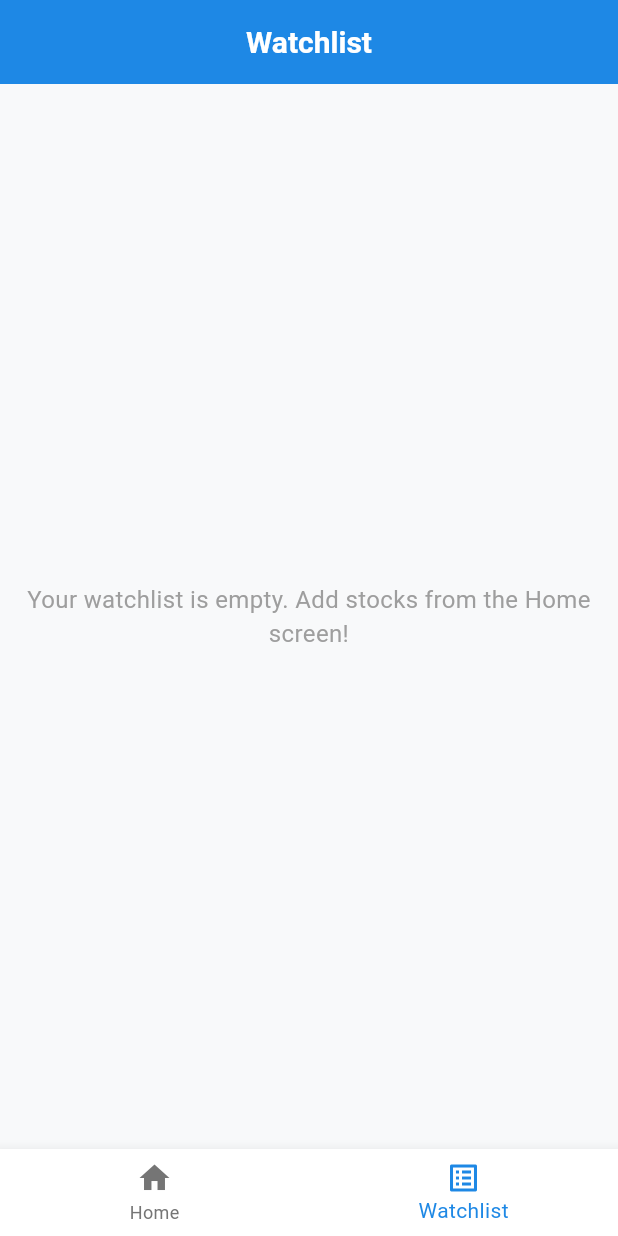
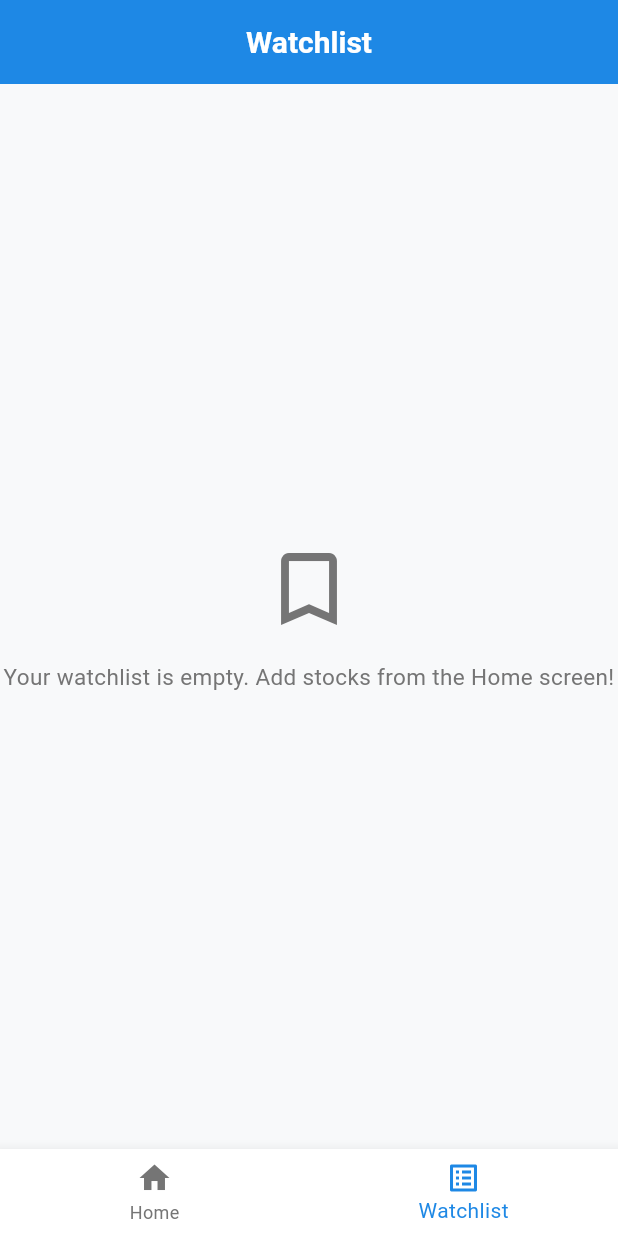
Before and after one commit to MohamdAshiq/stockly, a Flutter app: the screen it shows after launch, item 2 of the bottom bar chosen, on a phone screen of 412 x 824 dp. Run offline on Flutter 3.47's test engine with Material 3 defaults, Android fonts, the phone set to English and light mode, and no system bars; our stand-ins replace dio, equatable, flutter_bloc, flutter_dotenv, hive, hive_flutter and 2 more; accounts and stored records are empty.

Commit message:
feat(watchlist): implement watchlist feature with BLoC and Hive integration
- Add WatchlistRepository interface and implementation with local Hive storage
- Create WatchlistBloc handling load, remove and pull-to-refresh events
- Add WatchlistCardWidget with stock details and delete actions
- Build WatchlistPage UI with Dismissible swipe-to-delete and RefreshIndicator
- Update MainNavigationScreen to supply WatchlistBloc and auto-reload on tab change

```diff
--- a/lib/core/routes/main_navigation_screen.dart
+++ b/lib/core/routes/main_navigation_screen.dart
@@ -1,6 +1,14 @@
 import 'package:flutter/material.dart';
+import 'package:flutter_bloc/flutter_bloc.dart';
+import '../database/hive_service.dart';
+import '../network/api_client.dart';
 import '../constants/app_strings.dart';
+import '../../features/home/data/datasources/stock_remote_data_source.dart';
 import '../../features/home/presentation/pages/home_page.dart';
+import '../../features/watchlist/data/datasources/watchlist_local_data_source.dart';
+import '../../features/watchlist/data/repositories/watchlist_repository_impl.dart';
+import '../../features/watchlist/presentation/bloc/watchlist_bloc.dart';
+import '../../features/watchlist/presentation/bloc/watchlist_event.dart';
 import '../../features/watchlist/presentation/pages/watchlist_page.dart';
 
 class MainNavigationScreen extends StatefulWidget {
@@ -22,12 +30,32 @@ class _MainNavigationScreenState extends State<MainNavigationScreen> {
 
   @override
   Widget build(BuildContext context) {
+    return BlocProvider(
+      create: (context) {
+        final hiveService = HiveService();
+        final localDataSource = WatchlistLocalDataSourceImpl(
+          hiveService: hiveService,
+        );
+        final remoteDataSource = StockRemoteDataSourceImpl(
+          apiClient: ApiClient(),
+        );
+        final repository = WatchlistRepositoryImpl(
+          localDataSource: localDataSource,
+          remoteDataSource: remoteDataSource,
+        );
+        return WatchlistBloc(repository: repository);
+      },
+      child: Builder(
+        builder: (context) {
           return Scaffold(
             appBar: AppBar(title: Text(_titles[_currentIndex])),
             body: IndexedStack(index: _currentIndex, children: _pages),
             bottomNavigationBar: BottomNavigationBar(
               currentIndex: _currentIndex,
               onTap: (index) {
+                if (index == 1) {
+                  context.read<WatchlistBloc>().add(const LoadWatchlistEvent());
+                }
                 setState(() {
                   _currentIndex = index;
                 });
@@ -44,5 +72,8 @@ class _MainNavigationScreenState extends State<MainNavigationScreen> {
               ],
             ),
           );
+        },
+      ),
+    );
   }
 }
--- a/lib/features/home/presentation/bloc/search_bloc.dart
+++ b/lib/features/home/presentation/bloc/search_bloc.dart
@@ -1,6 +1,5 @@
 import 'package:flutter_bloc/flutter_bloc.dart';
 import 'package:rxdart/rxdart.dart';
-
 import '../../../../core/errors/exceptions.dart';
 import '../../domain/entities/stock_entity.dart';
 import '../../domain/repositories/stock_repository.dart';
--- /dev/null
+++ b/lib/features/watchlist/domain/repositories/watchlist_repository.dart
@@ -0,0 +1,7 @@
+import '../../../home/domain/entities/stock_entity.dart';
+
+abstract class WatchlistRepository {
+  Future<List<StockEntity>> getWatchlist();
+  Future<void> removeFromWatchlist(String symbol);
+  Future<List<StockEntity>> refreshWatchlistPrices();
+}
--- /dev/null
+++ b/lib/features/watchlist/presentation/bloc/watchlist_event.dart
@@ -0,0 +1,25 @@
+import 'package:equatable/equatable.dart';
+
+abstract class WatchlistEvent extends Equatable {
+  const WatchlistEvent();
+
+  @override
+  List<Object?> get props => [];
+}
+
+class LoadWatchlistEvent extends WatchlistEvent {
+  const LoadWatchlistEvent();
+}
+
+class RemoveFromWatchlistEvent extends WatchlistEvent {
+  final String symbol;
+
+  const RemoveFromWatchlistEvent(this.symbol);
+
+  @override
+  List<Object?> get props => [symbol];
+}
+
+class RefreshWatchlistEvent extends WatchlistEvent {
+  const RefreshWatchlistEvent();
+}
--- /dev/null
+++ b/lib/features/watchlist/presentation/bloc/watchlist_state.dart
@@ -0,0 +1,39 @@
+import 'package:equatable/equatable.dart';
+import '../../../home/domain/entities/stock_entity.dart';
+
+abstract class WatchlistState extends Equatable {
+  const WatchlistState();
+
+  @override
+  List<Object?> get props => [];
+}
+
+class WatchlistInitialState extends WatchlistState {
+  const WatchlistInitialState();
+}
+
+class WatchlistLoadingState extends WatchlistState {
+  const WatchlistLoadingState();
+}
+
+class WatchlistLoadedState extends WatchlistState {
+  final List<StockEntity> stocks;
+
+  const WatchlistLoadedState(this.stocks);
+
+  @override
+  List<Object?> get props => [stocks];
+}
+
+class WatchlistEmptyState extends WatchlistState {
+  const WatchlistEmptyState();
+}
+
+class WatchlistErrorState extends WatchlistState {
+  final String message;
+
+  const WatchlistErrorState(this.message);
+
+  @override
+  List<Object?> get props => [message];
+}
--- a/lib/features/watchlist/presentation/pages/watchlist_page.dart
+++ b/lib/features/watchlist/presentation/pages/watchlist_page.dart
@@ -1,18 +1,120 @@
 import 'package:flutter/material.dart';
+import 'package:flutter_bloc/flutter_bloc.dart';
+import '../../../../core/constants/app_colors.dart';
 import '../../../../core/constants/app_strings.dart';
+import '../../../home/presentation/widgets/stock_skeleton_widget.dart';
+import '../bloc/watchlist_bloc.dart';
+import '../bloc/watchlist_event.dart';
+import '../bloc/watchlist_state.dart';
+import '../widgets/watchlist_card_widget.dart';
 
-class WatchlistPage extends StatelessWidget {
+class WatchlistPage extends StatefulWidget {
   const WatchlistPage({super.key});
 
   @override
+  State<WatchlistPage> createState() => _WatchlistPageState();
+}
+
+class _WatchlistPageState extends State<WatchlistPage> {
+  @override
+  void initState() {
+    super.initState();
+    context.read<WatchlistBloc>().add(const LoadWatchlistEvent());
+  }
+
+  @override
   Widget build(BuildContext context) {
-    return const Scaffold(
-      body: Center(
-        child: Text(
-          AppStrings.emptyWatchlistMessage,
-          style: TextStyle(fontSize: 16, color: Colors.grey),
-          textAlign: TextAlign.center,
-        ),
+    return Scaffold(
+      body: BlocBuilder<WatchlistBloc, WatchlistState>(
+        builder: (context, state) {
+          if (state is WatchlistLoadingState) {
+            return const StockSkeletonWidget();
+          }
+
+          if (state is WatchlistEmptyState) {
+            return RefreshIndicator(
+              onRefresh: () async {
+                context.read<WatchlistBloc>().add(const LoadWatchlistEvent());
+              },
+              child: Center(
+                child: Column(
+                  mainAxisAlignment: MainAxisAlignment.center,
+                  children: [
+                    Icon(
+                      Icons.bookmark_outline,
+                      size: 64,
+                      color: AppColors.textSecondary,
+                    ),
+                    SizedBox(height: 16),
+                    Text(
+                      AppStrings.emptyWatchlistMessage,
+                      style: TextStyle(
+                        fontSize: 15,
+                        color: AppColors.textSecondary,
+                      ),
+                      textAlign: TextAlign.center,
+                    ),
+                  ],
+                ),
+              ),
+            );
+          }
+
+          if (state is WatchlistErrorState) {
+            return Center(
+              child: Padding(
+                padding: const EdgeInsets.all(16),
+                child: Text(
+                  state.message,
+                  style: const TextStyle(color: Colors.red, fontSize: 14),
+                  textAlign: TextAlign.center,
+                ),
+              ),
+            );
+          }
+
+          if (state is WatchlistLoadedState) {
+            final stocks = state.stocks;
+            return RefreshIndicator(
+              onRefresh: () async {
+                context.read<WatchlistBloc>().add(
+                  const RefreshWatchlistEvent(),
+                );
+              },
+              child: ListView.builder(
+                physics: const AlwaysScrollableScrollPhysics(),
+                itemCount: stocks.length,
+                itemBuilder: (context, index) {
+                  final stock = stocks[index];
+                  return Dismissible(
+                    key: Key(stock.symbol),
+                    direction: DismissDirection.endToStart,
+                    background: Container(
+                      alignment: Alignment.centerRight,
+                      padding: const EdgeInsets.only(right: 20),
+                      color: Colors.redAccent,
+                      child: const Icon(Icons.delete, color: Colors.white),
+                    ),
+                    onDismissed: (_) {
+                      context.read<WatchlistBloc>().add(
+                        RemoveFromWatchlistEvent(stock.symbol),
+                      );
+                    },
+                    child: WatchlistCardWidget(
+                      stock: stock,
+                      onDelete: () {
+                        context.read<WatchlistBloc>().add(
+                          RemoveFromWatchlistEvent(stock.symbol),
+                        );
+                      },
+                    ),
+                  );
+                },
+              ),
+            );
+          }
+          return const SizedBox.shrink();
+        },
       ),
     );
   }
```
Also changed, not shown: lib/features/watchlist/data/repositories/watchlist_repository_impl.dart (added, +81 -0 lines), lib/features/watchlist/presentation/bloc/watchlist_bloc.dart (added, +74 -0 lines), lib/features/watchlist/presentation/widgets/watchlist_card_widget.dart (added, +81 -0 lines). Lines whose indentation alone changed are shown as unchanged.
